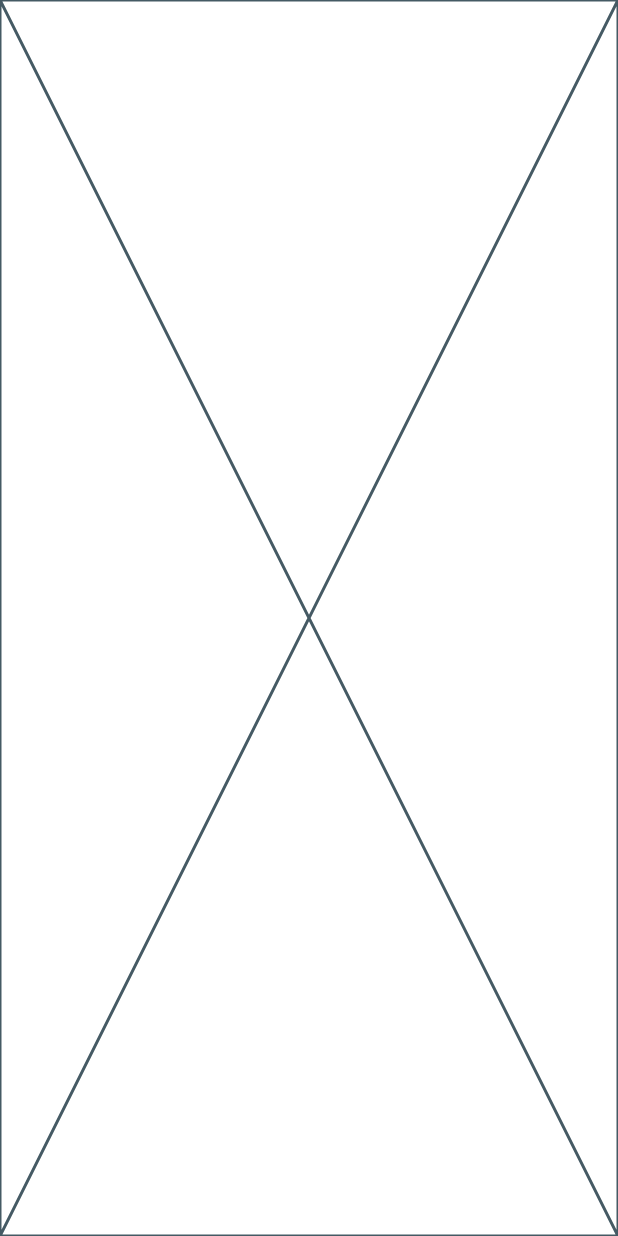
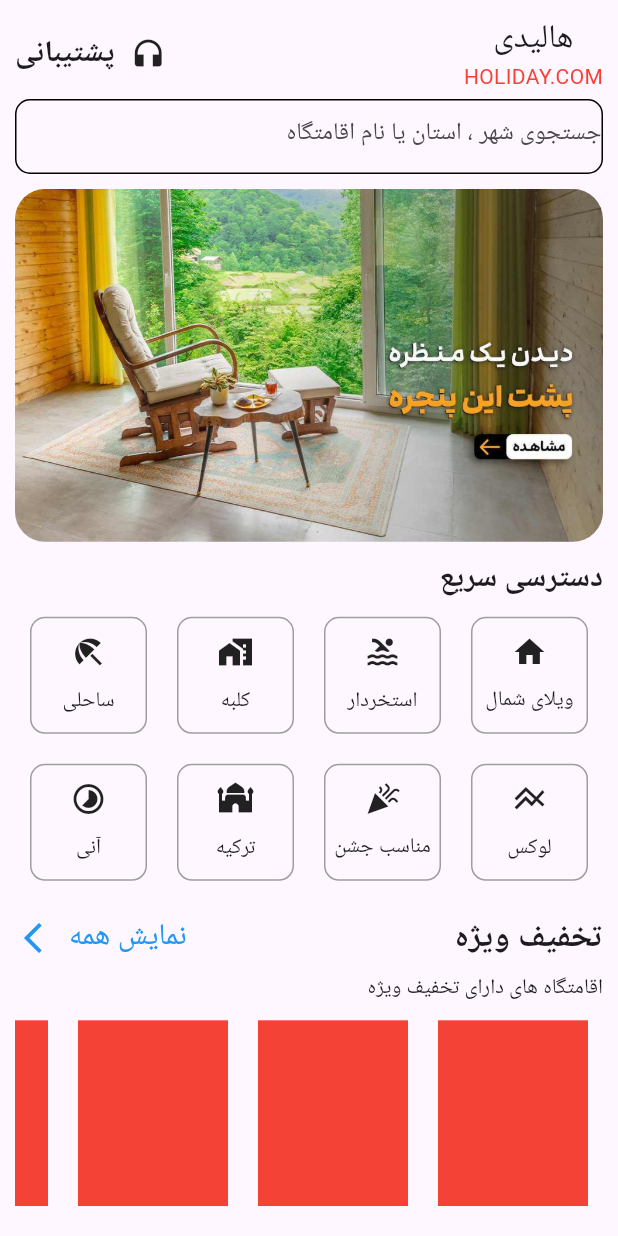
Before and after one commit to farzadseyyedzadeh/holiday_travel_app, a Flutter app: the screen it shows after launch, on a phone screen of 412 x 824 dp. Run offline on Flutter 3.47's test engine with Material 3 defaults, Android fonts, the phone set to English and light mode, and no system bars.

Commit message:
home screen improved

```diff
--- a/lib/holiday.dart
+++ b/lib/holiday.dart
@@ -1,10 +1,20 @@
 import 'package:flutter/material.dart';
+
+import 'screens/home_screen.dart';
 
 class Holiday extends StatelessWidget {
   const Holiday({super.key});
 
   @override
   Widget build(BuildContext context) {
-    return const Placeholder();
+    return const MaterialApp(
+      debugShowCheckedModeBanner: false,
+      home: Directionality(
+        textDirection: TextDirection.rtl,
+        child: Scaffold(
+          body: HomeScreen(),
+        ),
+      ),
+    );
   }
 }
--- /dev/null
+++ b/lib/screens/home_screen.dart
@@ -0,0 +1,204 @@
+import 'package:flutter/material.dart';
+
+class HomeScreen extends StatelessWidget {
+  const HomeScreen({super.key});
+
+  @override
+  Widget build(BuildContext context) {
+    return SafeArea(
+      child: Container(
+        padding: EdgeInsets.all(10.0),
+        child: Column(
+          crossAxisAlignment: CrossAxisAlignment.start,
+          children: [
+            Row(
+              mainAxisAlignment: MainAxisAlignment.spaceBetween,
+              children: [
+                Row(
+                  children: [
+                    Column(
+                      children: [
+                        Text(
+                          'هالیدی',
+                          style: TextStyle(fontSize: 22.0),
+                        ),
+                        Text(
+                          'HOLIDAY.COM',
+                          style: TextStyle(color: Colors.red),
+                        ),
+                      ],
+                    )
+                  ],
+                ),
+                Row(
+                  children: [
+                    Icon(Icons.headphones),
+                    SizedBox(
+                      width: 10.0,
+                    ),
+                    Text(
+                      'پشتیبانی',
+                      style:
+                          TextStyle(fontSize: 20, fontWeight: FontWeight.bold),
+                    )
+                  ],
+                )
+              ],
+            ),
+            SizedBox(
+              height: 5.0,
+            ),
+            Container(
+              width: double.infinity,
+              height: 50.0,
+              decoration: BoxDecoration(
+                  border: Border.all(),
+                  borderRadius: BorderRadius.circular(10.0)),
+              child: TextField(
+                decoration: InputDecoration(
+                    suffix: IconButton(
+                        onPressed: () {}, icon: const Icon(Icons.search)),
+                    hintText: 'جستجوی شهر ، استان یا نام اقامتگاه',
+                    border: InputBorder.none),
+              ),
+            ),
+            SizedBox(
+              height: 10.0,
+            ),
+            ClipRRect(
+              borderRadius: BorderRadius.circular(20.0),
+              child: Image.asset('assets/images/banner.jpg'),
+            ),
+            SizedBox(
+              height: 10.0,
+            ),
+            Text(
+              'دسترسی سریع',
+              style: TextStyle(fontSize: 20.0, fontWeight: FontWeight.bold),
+            ),
+            Container(
+              width: double.infinity,
+              height: 200.0,
+              child: GridView(
+                gridDelegate: const SliverGridDelegateWithFixedCrossAxisCount(
+                    crossAxisCount: 4),
+                children: const <Widget>[
+                  QuickCard(
+                    title: 'ویلای شمال',
+                    icon: Icons.home,
+                  ),
+                  QuickCard(
+                    title: 'استخردار',
+                    icon: Icons.pool,
+                  ),
+                  QuickCard(
+                    title: 'کلبه',
+                    icon: Icons.home_work,
+                  ),
+                  QuickCard(
+                    title: 'ساحلی',
+                    icon: Icons.beach_access,
+                  ),
+                  QuickCard(
+                    title: 'لوکس',
+                    icon: Icons.line_axis_outlined,
+                  ),
+                  QuickCard(
+                    title: 'مناسب جشن',
+                    icon: Icons.celebration,
+                  ),
+                  QuickCard(
+                    title: 'ترکیه',
+                    icon: Icons.mosque,
+                  ),
+                  QuickCard(title: 'آنی', icon: Icons.timelapse)
+                ],
+              ),
+            ),
+            Row(
+              mainAxisAlignment: MainAxisAlignment.spaceBetween,
+              children: [
+                Text(
+                  'تخفیف ویژه',
+                  style: TextStyle(fontSize: 22.0, fontWeight: FontWeight.bold),
+                ),
+                Row(
+                  crossAxisAlignment: CrossAxisAlignment.center,
+                  children: [
+                    TextButton(
+                      style: TextButton.styleFrom(foregroundColor: Colors.blue),
+                      onPressed: () {},
+                      child: Text(
+                        'نمایش همه',
+                        style: TextStyle(fontSize: 20.0),
+                      ),
+                    ),
+                    Icon(
+                      Icons.arrow_forward_ios,
+                      color: Colors.blue,
+                    )
+                  ],
+                ),
+              ],
+            ),
+            Text('اقامتگاه های دارای تخفیف ویژه'),
+            Expanded(
+                child: ListView(
+              scrollDirection: Axis.horizontal,
+              children: [
+                Container(
+                  margin: EdgeInsets.all(10.0),
+                  width: 100,
+                  color: Colors.red,
+                ),
+                Container(
+                  margin: EdgeInsets.all(10.0),
+                  width: 100,
+                  color: Colors.red,
+                ),
+                Container(
+                  margin: EdgeInsets.all(10.0),
+                  width: 100,
+                  color: Colors.red,
+                ),
+                Container(
+                  margin: EdgeInsets.all(10.0),
+                  width: 100,
+                  color: Colors.red,
+                ),
+              ],
+            ))
+          ],
+        ),
+      ),
+    );
+  }
+}
+
+class QuickCard extends StatelessWidget {
+  const QuickCard({
+    super.key,
+    required this.title,
+    required this.icon,
+  });
+  final String title;
+  final IconData icon;
+
+  @override
+  Widget build(BuildContext context) {
+    return Container(
+      margin: const EdgeInsets.all(10.0),
+      decoration: BoxDecoration(
+        borderRadius: BorderRadius.circular(10),
+        border: Border.all(color: Colors.grey),
+      ),
+      child: Column(
+        mainAxisAlignment: MainAxisAlignment.spaceEvenly,
+        children: [
+          Icon(icon),
+          Text(title),
+        ],
+      ),
+    );
+  }
+}
--- a/pubspec.yaml
+++ b/pubspec.yaml
@@ -36,6 +36,7 @@ dependencies:
   # Use with the CupertinoIcons class for iOS style icons.
   cupertino_icons: ^1.0.6
 
+
 dev_dependencies:
   flutter_test:
     sdk: flutter
@@ -59,9 +60,8 @@ flutter:
   uses-material-design: true
 
   # To add assets to your application, add an assets section, like this:
-  # assets:
-  #   - images/a_dot_burr.jpeg
-  #   - images/a_dot_ham.jpeg
+  assets:
+    - assets/images/
 
   # An image asset can refer to one or more resolution-specific "variants", see
   # https://flutter.dev/assets-and-images/#resolution-aware
```
Also changed, not shown: assets/images/banner.jpg (added).
